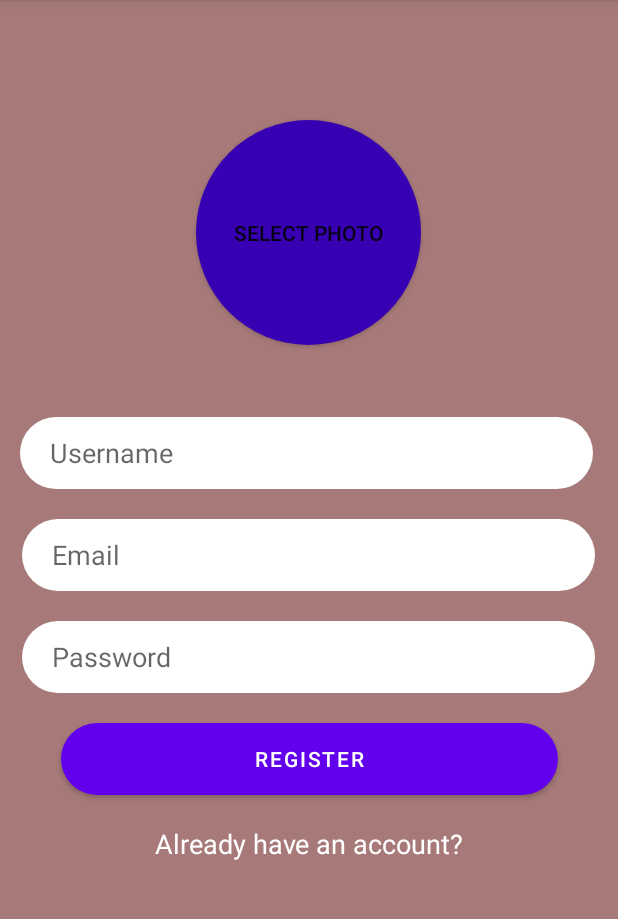
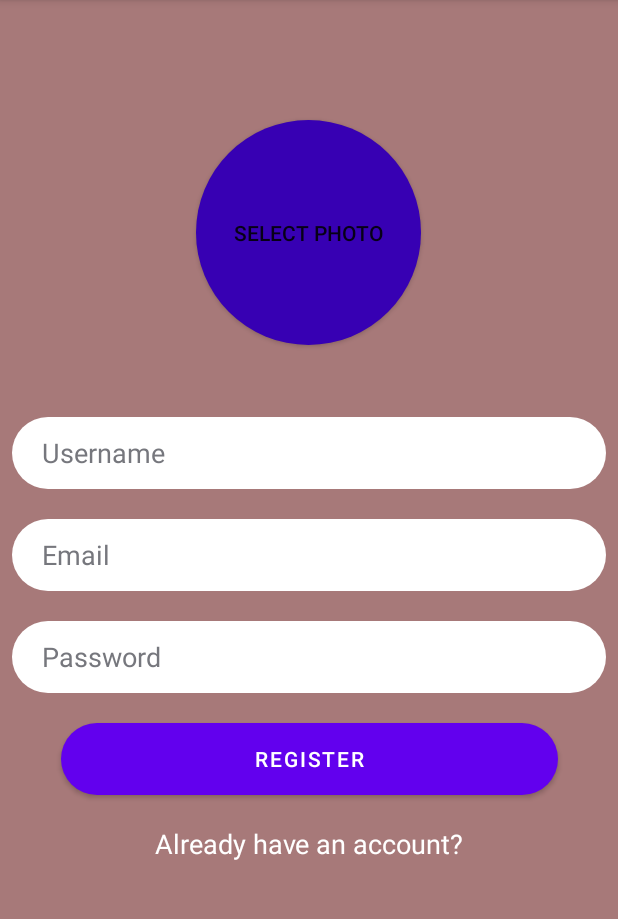
Before and after one commit to htrcak-tvz/Briftreger, an Android app: the screen it shows after launch (RegisterActivity), on a phone screen of 412 x 824 dp, the part 84-1003 px from its top. Run offline under Robolectric (Android 15) with nearby library versions, the phone set to English and light mode, and no system bars; our stand-ins replace Firebase (no records; nobody signed in at launch, a user with empty details on screens opened directly); libraries missing offline, so code that uses them is left out: com.facebook.drawee, com.xwray.groupie; plain views replace CircularImageView; 2 statements that could not run were skipped.

Commit message:
Apply minor layout fixes

```diff
--- a/app/src/main/res/layout/activity_register.xml
+++ b/app/src/main/res/layout/activity_register.xml
@@ -9,14 +9,18 @@
 
     <EditText
         android:id="@+id/username_input_registration"
-        android:layout_width="382dp"
+        android:layout_width="0dp"
         android:layout_height="48dp"
+        android:layout_marginStart="8dp"
         android:layout_marginTop="48dp"
+        android:layout_marginEnd="8dp"
         android:background="@drawable/rounded_input_register_login"
         android:ems="10"
         android:hint="@string/username"
+        android:textColorHint="@color/material_dynamic_neutral50"
         android:inputType="textPersonName"
         android:paddingStart="20dp"
+        android:textColor="@color/black"
         app:layout_constraintEnd_toEndOf="parent"
         app:layout_constraintHorizontal_bias="0.448"
         app:layout_constraintStart_toStartOf="parent"
@@ -24,14 +28,18 @@
 
     <EditText
         android:id="@+id/email_input_registration"
-        android:layout_width="382dp"
+        android:layout_width="0dp"
         android:layout_height="48dp"
+        android:layout_marginStart="8dp"
         android:layout_marginTop="20dp"
+        android:layout_marginEnd="8dp"
         android:background="@drawable/rounded_input_register_login"
         android:ems="10"
         android:hint="@string/email"
+        android:textColorHint="@color/material_dynamic_neutral50"
+        android:inputType="textEmailAddress"
+        android:textColor="@color/black"
         android:paddingStart="20dp"
-        android:inputType="textEmailAddress"
         app:layout_constraintEnd_toEndOf="parent"
         app:layout_constraintHorizontal_bias="0.482"
         app:layout_constraintStart_toStartOf="parent"
@@ -39,13 +47,17 @@
 
     <EditText
         android:id="@+id/password_input_registration"
-        android:layout_width="382dp"
+        android:layout_width="0dp"
         android:layout_height="48dp"
+        android:layout_marginStart="8dp"
         android:layout_marginTop="20dp"
+        android:layout_marginEnd="8dp"
         android:background="@drawable/rounded_input_register_login"
         android:ems="10"
+        android:hint="@string/password"
+        android:textColorHint="@color/material_dynamic_neutral50"
         android:inputType="textPassword"
-        android:hint="@string/password"
+        android:textColor="@color/black"
         android:paddingStart="20dp"
         app:layout_constraintEnd_toEndOf="parent"
         app:layout_constraintHorizontal_bias="0.482"
```
Also changed, not shown: app/src/main/res/layout/activity_login.xml (+12 -4 lines).
